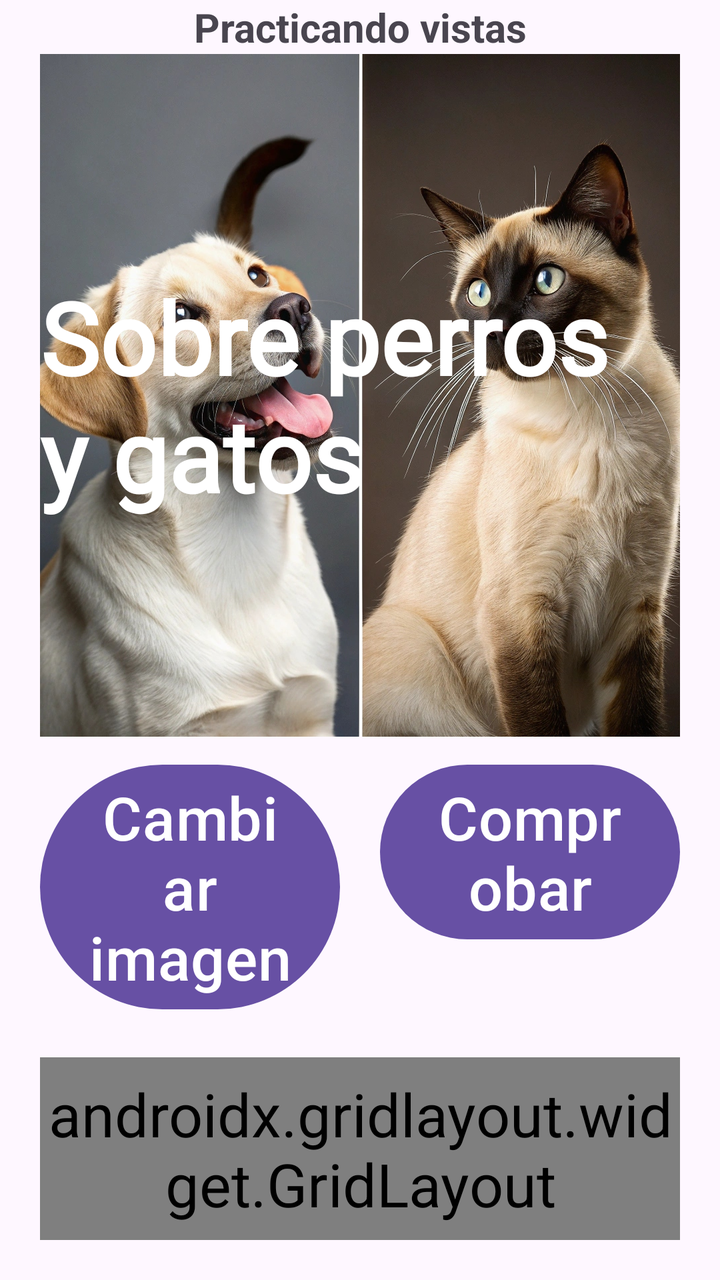
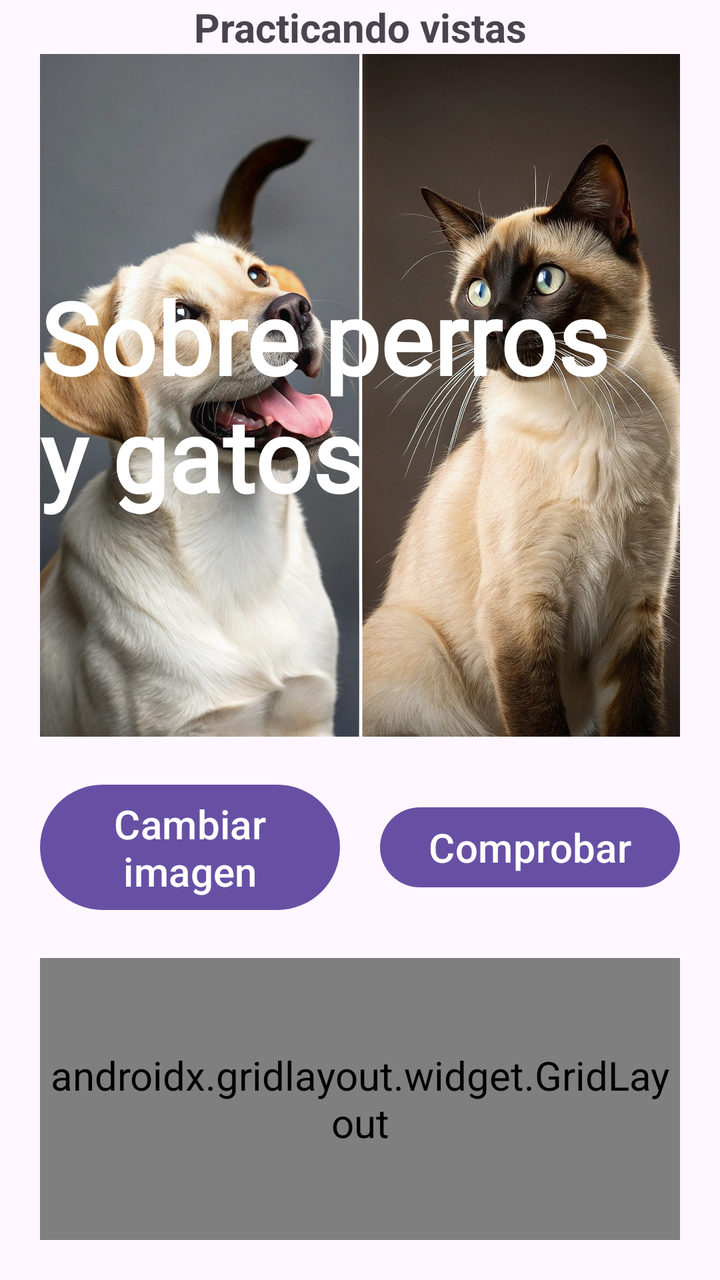

Before-and-after screenshots of an Android layout around one commit, followed by the original layout XML and the change that was made.
<!-- AndroidManifest.xml: application theme Theme.PracticaLayouts -->
<!-- res/layout/activity_main.xml -->
<?xml version="1.0" encoding="utf-8"?>
<LinearLayout xmlns:android="http://schemas.android.com/apk/res/android"
    xmlns:app="http://schemas.android.com/apk/res-auto"
    xmlns:tools="http://schemas.android.com/tools"
    android:id="@+id/main"
    android:layout_width="match_parent"
    android:layout_height="match_parent"
    android:orientation="vertical"
    tools:context=".MainActivity" >

    <TextView
        android:id="@+id/txtTitulo"
        android:layout_width="match_parent"
        android:layout_height="wrap_content"
        android:gravity="center"
        android:text="@string/title"
        android:textSize="20sp"
        android:textStyle="bold" />

    <FrameLayout
        android:id="@+id/frameLayoutFoto"
        android:layout_width="match_parent"
        android:layout_height="wrap_content"
        android:layout_marginStart="20dp"
        android:layout_marginEnd="20dp">

        <ImageView
            android:id="@+id/imgPerroGatoNegro"
            android:layout_width="match_parent"
            android:layout_height="match_parent"
            android:layout_gravity="center_horizontal"
            android:contentDescription="@string/imgPerroGatoNegro"
            android:scaleType="centerCrop"
            android:visibility="visible"
            app:srcCompat="@drawable/perrogatonegro"
            tools:visibility="gone" />

        <ImageView
            android:id="@+id/imgPerroGatoSiames"
            android:layout_width="match_parent"
            android:layout_height="match_parent"
            android:layout_gravity="center_horizontal"
            android:contentDescription="@string/imgPerroGatoSiames"
            android:scaleType="centerCrop"
            android:visibility="visible"
            app:srcCompat="@drawable/perrogatosiames" />

        <TextView
            android:id="@+id/txtMensaje"
            android:layout_width="wrap_content"
            android:layout_height="wrap_content"
            android:layout_gravity="center"
            android:fontFamily="@font/aladin"
            android:text="@string/txtMessage"
            android:textColor="#FFFFFF"
            android:textSize="50sp"
            android:textStyle="bold" />

    </FrameLayout>

    <LinearLayout
        android:id="@+id/linearLayoutBotones"
        style="?android:attr/buttonBarStyle"
        android:layout_width="match_parent"
        android:layout_height="wrap_content"
        android:orientation="horizontal">

        <Button
            android:id="@+id/btnCambiarImagen"
            android:layout_width="20dp"
            android:layout_height="wrap_content"
            android:layout_marginStart="20dp"
            android:layout_marginTop="10dp"
            android:layout_weight="1"
            android:text="@string/changeImage" />

        <Button
            android:id="@+id/btnComprobar"
            android:layout_width="20dp"
            android:layout_height="wrap_content"
            android:layout_marginStart="20dp"
            android:layout_marginTop="10dp"
            android:layout_marginEnd="20dp"
            android:layout_weight="1"
            android:text="@string/check" />
    </LinearLayout>

    <androidx.gridlayout.widget.GridLayout
        android:id="@+id/gridLayoutNegro"
        android:layout_width="match_parent"
        android:layout_height="match_parent"
        android:layout_marginStart="20dp"
        android:layout_marginTop="20dp"
        android:layout_marginEnd="20dp"
        android:layout_marginBottom="20dp"
        app:columnCount="2"
        app:rowCount="2">

        <TextView
            android:id="@+id/txtFila0Col0"
            style="@style/Theme.PracticaLayouts.colorBlanco"
            android:layout_width="wrap_content"
            android:layout_height="wrap_content"
            android:background="#000000"
            android:gravity="center"
            android:text="@string/grid00Text"
            android:textSize="30sp"
            android:textStyle="bold"
            app:layout_column="0"
            app:layout_columnWeight="1"
            app:layout_row="0"
            app:layout_rowWeight="1" />

        <TextView
            android:id="@+id/txtFila0Col1"
            style="@style/Theme.PracticaLayouts.colorBlanco"
            android:layout_width="wrap_content"
            android:layout_height="wrap_content"
            android:background="#000000"
            android:gravity="center"
            android:text="@string/grid01Text"
            android:textColor="#FFFFFF"
            android:textSize="30sp"
            android:textStyle="bold"
            app:layout_column="1"
            app:layout_columnWeight="1"
            app:layout_row="0"
            app:layout_rowWeight="1" />

        <TextView
            android:id="@+id/txtFila1Col0"
            style="@style/Theme.PracticaLayouts.colorBlanco"
            android:layout_width="wrap_content"
            android:layout_height="wrap_content"
            android:background="#000000"
            android:gravity="center"
            android:text="@string/grid10Text"
            android:textColor="#FFFFFF"
            android:textSize="30sp"
            android:textStyle="bold"
            app:layout_column="0"
            app:layout_columnWeight="1"
            app:layout_row="1"
            app:layout_rowWeight="1" />

        <TextView
            android:id="@+id/txtFila1Col1"
            style="@style/Theme.PracticaLayouts.colorBlanco"
            android:layout_width="wrap_content"
            android:layout_height="wrap_content"
            android:background="#000000"
            android:gravity="center"
            android:text="@string/grid11Text"
            android:textColor="#FFFFFF"
            android:textSize="30sp"
            android:textStyle="bold"
            app:layout_column="1"
            app:layout_columnWeight="1"
            app:layout_row="1"
            app:layout_rowWeight="1" />
    </androidx.gridlayout.widget.GridLayout>
</LinearLayout>
<!-- resources referenced by this layout -->
<resources>
  <!-- drawable perrogatonegro: jpg bitmap (drawable-nodpi, 465940 bytes) -->
  <!-- drawable perrogatosiames: jpg bitmap (drawable-nodpi, 520525 bytes) -->
  <string name="changeImage">Cambiar imagen</string>
  <string name="check">Comprobar</string>
  <string name="grid00Text">Fila 0</string>
  <string name="grid01Text">Fil0, Col1</string>
  <string name="grid10Text">Fil1, Col0</string>
  <string name="grid11Text">Fil1, Col1</string>
  <string name="imgPerroGatoNegro">Imagen de perro y gato negro</string>
  <string name="imgPerroGatoSiames">Imagen de perro y gato siamés</string>
  <string name="title">Practicando vistas</string>
  <string name="txtMessage">Sobre perros y gatos</string>
  <style name="Theme.PracticaLayouts.colorBlanco" parent="Theme.PracticaLayouts">
          <item name="android:textColor">@color/white</item>
      </style>
  <style name="Theme.PracticaLayouts" parent="Base.Theme.PracticaLayouts">
          
          <item name="android:textSize">30sp</item>
      </style>
  <color name="white">#FFFFFFFF</color>
  <style name="Base.Theme.PracticaLayouts" parent="Theme.Material3.DayNight.NoActionBar">
          
          
      </style>
</resources>

<!-- the commit's change to res/layout/activity_main.xml (unified diff, before → after) -->
@@ -63,14 +63,16 @@
         style="?android:attr/buttonBarStyle"
         android:layout_width="match_parent"
         android:layout_height="wrap_content"
+        android:layout_marginStart="20dp"
+        android:layout_marginTop="20dp"
+        android:layout_marginEnd="20dp"
+        android:gravity="center"
         android:orientation="horizontal">
 
         <Button
             android:id="@+id/btnCambiarImagen"
             android:layout_width="20dp"
             android:layout_height="wrap_content"
-            android:layout_marginStart="20dp"
-            android:layout_marginTop="10dp"
             android:layout_weight="1"
             android:text="@string/changeImage" />
 
@@ -79,8 +81,6 @@
             android:layout_width="20dp"
             android:layout_height="wrap_content"
             android:layout_marginStart="20dp"
-            android:layout_marginTop="10dp"
-            android:layout_marginEnd="20dp"
             android:layout_weight="1"
             android:text="@string/check" />
     </LinearLayout>
<!-- resource entries referenced after the edit -->
@@ -17,7 +17,7 @@
       </style>
   <style name="Theme.PracticaLayouts" parent="Base.Theme.PracticaLayouts">
           
-          <item name="android:textSize">30sp</item>
+          <item name="android:textSize">20sp</item>
       </style>
   <color name="white">#FFFFFFFF</color>
   <style name="Base.Theme.PracticaLayouts" parent="Theme.Material3.DayNight.NoActionBar">
